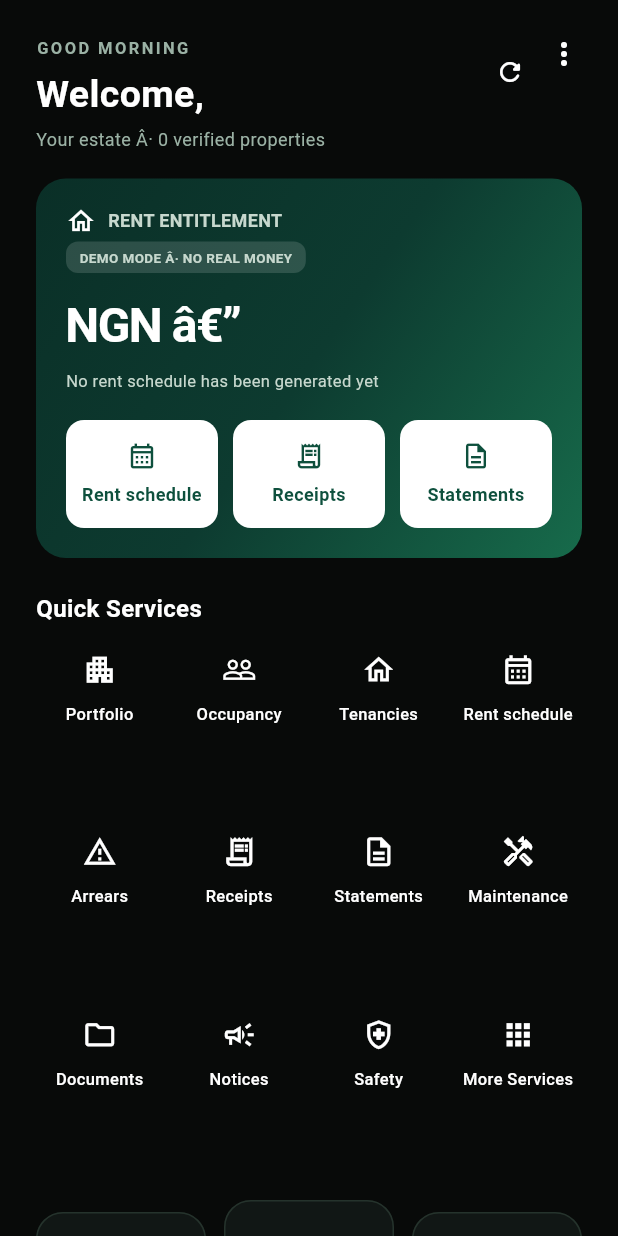
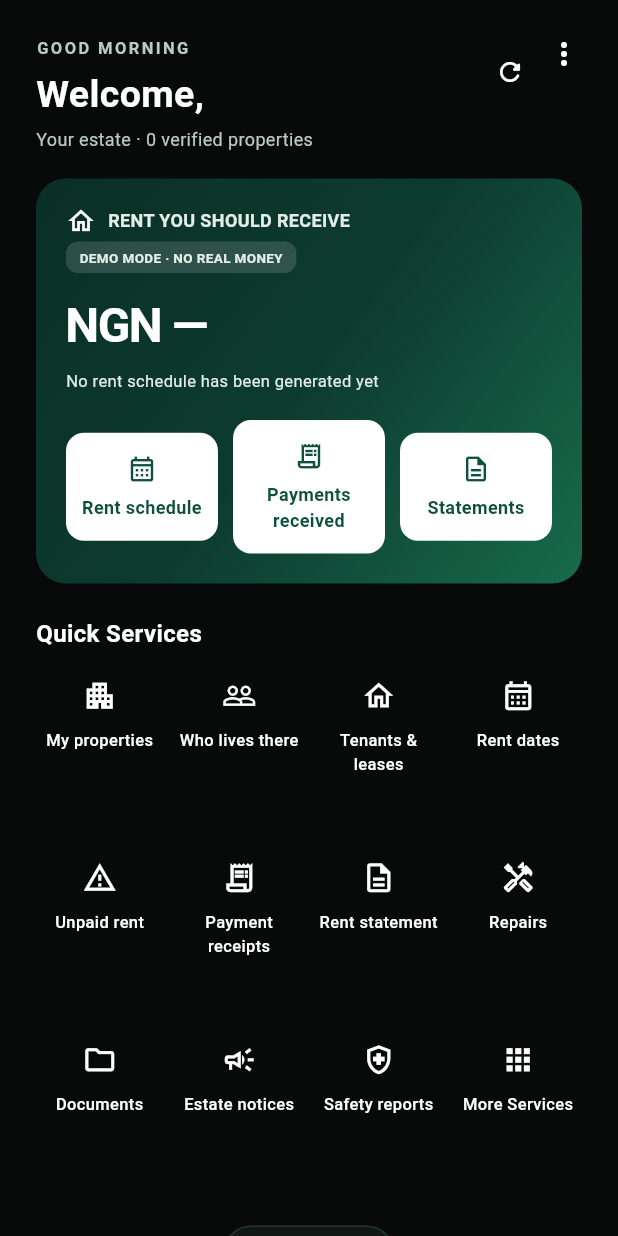
Before and after one commit to gideonogbokiri-blip/estate-management, a Flutter app: the LandlordPortfolioApiPage screen opened directly, on a phone screen of 412 x 824 dp. Run offline on Flutter 3.47's test engine with Material 3 defaults, Android fonts, the phone set to English and light mode, and no system bars; our stand-ins replace file_picker, flutter_secure_storage; missing offline and left inert: dart:html; accounts and stored records are empty; network calls fail.

Commit message:
Plain-language UI labels and fix garbled characters

```diff
--- a/client/lib/core/design/dashboard_design.dart
+++ b/client/lib/core/design/dashboard_design.dart
@@ -10,8 +10,8 @@ class DashboardTokens {
   static const surfaceRaised = Color(0xFF161E1A);
   static const line = Color(0xFF25332C);
   static const text = Color(0xFFFFFFFF);
-  static const muted = Color(0xFF9BB2A5);
-  static const mutedStrong = Color(0xFFC7D8CE);
+  static const muted = Color(0xFFB9CBC1);
+  static const mutedStrong = Color(0xFFE2EDE6);
   static const greenDeep = Color(0xFF0A2F27);
   static const greenMid = Color(0xFF0D3B30);
   static const green = Color(0xFF176B4B);
@@ -131,6 +131,7 @@ class DashboardHero extends StatelessWidget {
     this.caption,
     this.badge,
     this.onSettings,
+    this.helper,
     this.cardIcon = Icons.account_balance_wallet_outlined,
   });
 
@@ -140,6 +141,7 @@ class DashboardHero extends StatelessWidget {
   final String? caption;
   final String? badge;
   final VoidCallback? onSettings;
+  final String? helper;
   final IconData cardIcon;
 
   @override
@@ -212,6 +214,17 @@ class DashboardHero extends StatelessWidget {
               style: const TextStyle(
                 color: DashboardTokens.mutedStrong,
                 fontSize: 11,
+              ),
+            ),
+          ],
+          if (helper != null) ...[
+            const SizedBox(height: 10),
+            Text(
+              helper!,
+              style: const TextStyle(
+                color: DashboardTokens.mutedStrong,
+                fontSize: 11,
+                height: 1.35,
               ),
             ),
           ],
--- a/client/lib/features/landlord/presentation/landlord_portfolio_api_page.dart
+++ b/client/lib/features/landlord/presentation/landlord_portfolio_api_page.dart
@@ -141,7 +141,7 @@ class _LandlordPortfolioApiPageState extends State<LandlordPortfolioApiPage> {
         DashboardGreeting(
           period: _greetingPeriod(),
           title: 'Welcome, ${_account?.displayName.split(' ').first ?? 'Landlord'}',
-          subtitle: '${_estate?.name ?? 'Your estate'} Â· ${_portfolio.length} verified propert${_portfolio.length == 1 ? 'y' : 'ies'}',
+          subtitle: '${_estate?.name ?? 'Your estate'} · ${_portfolio.length} verified propert${_portfolio.length == 1 ? 'y' : 'ies'}',
           trailing: [
             IconButton(
               tooltip: 'Refresh',
@@ -160,15 +160,15 @@ class _LandlordPortfolioApiPageState extends State<LandlordPortfolioApiPage> {
         ),
         const SizedBox(height: 18),
         DashboardHero(
-          label: 'RENT ENTITLEMENT',
+          label: 'RENT YOU SHOULD RECEIVE',
           amount: entitlement == null
-              ? 'NGN â€”'
+              ? 'NGN —'
               : 'NGN ${_formatMoney(entitlement.entitlement)}',
           caption: entitlement == null
               ? 'No rent schedule has been generated yet'
-              : 'Collected NGN ${_formatMoney(entitlement.collected)} Â· '
+              : 'Collected NGN ${_formatMoney(entitlement.collected)} · '
                   'Outstanding NGN ${_formatMoney(entitlement.outstanding)}',
-          badge: 'DEMO MODE Â· NO REAL MONEY',
+          badge: 'DEMO MODE · NO REAL MONEY',
           cardIcon: Icons.home_outlined,
           actions: [
             DashboardHeroAction(
@@ -178,7 +178,7 @@ class _LandlordPortfolioApiPageState extends State<LandlordPortfolioApiPage> {
             ),
             DashboardHeroAction(
               icon: Icons.receipt_long_outlined,
-              label: 'Receipts',
+              label: 'Payments received',
               onTap: () => _openLandlordService('receipts'),
             ),
             DashboardHeroAction(
@@ -373,7 +373,7 @@ class _LandlordPortfolioApiPageState extends State<LandlordPortfolioApiPage> {
       TextFormField(controller: _password, obscureText: true, decoration: const InputDecoration(labelText: 'Password', prefixIcon: Icon(Icons.lock_outline_rounded)), validator: (value) => value == null || value.isEmpty ? 'Enter your password.' : null),
       if (_error != null) ...[const SizedBox(height: 12), Text(_error!, style: const TextStyle(color: EstateColors.red))],
       const SizedBox(height: 18),
-      FilledButton(onPressed: _busy ? null : _signIn, child: Text(_busy ? 'Signing inâ€¦' : 'Sign in')),
+      FilledButton(onPressed: _busy ? null : _signIn, child: Text(_busy ? 'Signing in…' : 'Sign in')),
     ])))))))),
   ]));
 }
@@ -388,7 +388,7 @@ class _PropertyCard extends StatelessWidget {
     return Card(margin: const EdgeInsets.only(bottom: 10), child: ListTile(
     contentPadding: const EdgeInsets.symmetric(horizontal: 18, vertical: 10),
     leading: const CircleAvatar(backgroundColor: DashboardTokens.surfaceRaised, child: Icon(Icons.home_work_outlined, color: DashboardTokens.greenLeaf)),
-    title: Text('${record.propertyCode} Â· ${record.propertyType}', style: const TextStyle(fontWeight: FontWeight.w700)),
+    title: Text('${record.propertyCode} · ${record.propertyType}', style: const TextStyle(fontWeight: FontWeight.w700)),
     subtitle: Padding(padding: const EdgeInsets.only(top: 5), child: Text([
       if (record.unitNumber != null) record.unitNumber!,
       if (record.address != null) record.address!,
@@ -396,7 +396,7 @@ class _PropertyCard extends StatelessWidget {
       record.occupancyCount == 0 ? 'No current occupants recorded' : '${record.occupancyCount} current occupant${record.occupancyCount == 1 ? '' : 's'}',
       if (tenancy != null) 'Tenant: ${tenancy['tenantDisplayName'] ?? 'Current tenant'}',
       if (rent != null) 'Agreed rent: ${rent['currency']} ${rent['amount']} / ${rent['frequency']}',
-    ].join(' Â· '))),
+    ].join(' · '))),
     trailing: const Icon(Icons.chevron_right_rounded, color: EstateColors.muted),
     ));
   }
@@ -423,7 +423,7 @@ class _LandlordMaintenanceCard extends StatelessWidget {
           const SizedBox(height: 8),
           Text(record.propertyLabel, style: const TextStyle(fontWeight: FontWeight.w700)),
           const SizedBox(height: 4),
-          Text('${record.category} Â· ${record.priority} Â· ${_dateLabel(record.submittedAt)}', style: const TextStyle(color: EstateColors.muted, fontSize: 12)),
+          Text('${record.category} · ${record.priority} · ${_dateLabel(record.submittedAt)}', style: const TextStyle(color: EstateColors.muted, fontSize: 12)),
           const SizedBox(height: 9),
           Text(record.description, style: const TextStyle(height: 1.45)),
           if (record.residentVisibleUpdates.isNotEmpty) ...[
@@ -432,7 +432,7 @@ class _LandlordMaintenanceCard extends StatelessWidget {
             const SizedBox(height: 5),
             ...record.residentVisibleUpdates.map((update) => Padding(
               padding: const EdgeInsets.only(top: 5),
-              child: Text('${_dateLabel(update.occurredAt)} Â· ${update.body}', style: const TextStyle(color: EstateColors.muted, height: 1.4, fontSize: 12)),
+              child: Text('${_dateLabel(update.occurredAt)} · ${update.body}', style: const TextStyle(color: EstateColors.muted, height: 1.4, fontSize: 12)),
             )),
           ],
         ],
--- a/client/lib/features/landlord/presentation/landlord_service_pages.dart
+++ b/client/lib/features/landlord/presentation/landlord_service_pages.dart
@@ -47,14 +47,14 @@ class LandlordService {
 List<LandlordService> landlordServices() => [
       LandlordService(
         id: 'portfolio',
-        label: 'Portfolio',
-        description: 'Properties with a verified ownership interest.',
+        label: 'My properties',
+        description: 'The properties the estate has confirmed you own.',
         icon: Icons.apartment_outlined,
         loader: (c) async {
           final rows = await c.repository.loadLandlordPortfolio(c.estateId);
           return rows.map((row) => LandlordRow(
-                title: '${row.propertyCode} Â· ${row.propertyType}',
-                subtitle: '${row.ownershipShare}% ownership Â· ${row.occupancyCount} occupant(s)',
+                title: '${row.propertyCode} · ${row.propertyType}',
+                subtitle: '${row.ownershipShare}% ownership · ${row.occupancyCount} occupant(s)',
                 trailing: row.unitNumber ?? '',
                 icon: Icons.home_work_outlined,
               )).toList();
@@ -62,13 +62,13 @@ List<LandlordService> landlordServices() => [
       ),
       LandlordService(
         id: 'occupancy',
-        label: 'Occupancy',
-        description: 'Current occupancy across your verified properties.',
+        label: 'Who lives there',
+        description: 'See which of your properties are occupied right now.',
         icon: Icons.people_outline,
         loader: (c) async {
           final rows = await c.repository.loadLandlordPortfolio(c.estateId);
           return rows.map((row) => LandlordRow(
-                title: '${row.propertyCode} Â· ${row.occupancyCount == 0 ? 'Vacant' : 'Occupied'}',
+                title: '${row.propertyCode} · ${row.occupancyCount == 0 ? 'Vacant' : 'Occupied'}',
                 subtitle: row.occupancyCount == 0
                     ? 'No current occupants recorded'
                     : '${row.occupancyCount} current occupant(s)',
@@ -78,8 +78,8 @@ List<LandlordService> landlordServices() => [
       ),
       LandlordService(
         id: 'tenancies',
-        label: 'Tenancies',
-        description: 'Approved tenancies and agreed rent for your properties.',
+        label: 'Tenants & leases',
+        description: 'Your tenants, their lease terms, and the rent you agreed.',
         icon: Icons.home_outlined,
         loader: (c) async {
           final rows = await c.repository.loadLandlordPortfolio(c.estateId);
@@ -87,7 +87,7 @@ List<LandlordService> landlordServices() => [
             final tenancy = row.currentTenancy!;
             final rent = tenancy['rent'] as Map<String, dynamic>?;
             return LandlordRow(
-              title: '${row.propertyCode} Â· ${tenancy['tenantDisplayName'] ?? 'Tenant'}',
+              title: '${row.propertyCode} · ${tenancy['tenantDisplayName'] ?? 'Tenant'}',
               subtitle: rent == null
                   ? 'Agreed rent not available'
                   : 'Agreed ${rent['currency']} ${rent['amount']} / ${rent['frequency']}',
@@ -98,14 +98,14 @@ List<LandlordService> landlordServices() => [
       ),
       LandlordService(
         id: 'rent-schedule',
-        label: 'Rent schedule',
-        description: 'Installments generated from approved tenancies.',
+        label: 'Rent dates',
+        description: 'The dates rent is due and how much is expected.',
         icon: Icons.calendar_month_outlined,
         loader: (c) async {
           final rows = await c.repository.loadRentSchedule(c.estateId);
           return rows.map((row) => LandlordRow(
-                title: '${row.currency} ${row.amount} Â· ${row.status}',
-                subtitle: '${row.periodStart} â€“ ${row.periodEnd} Â· due ${row.dueDate}',
+                title: '${row.currency} ${row.amount} · ${row.status}',
+                subtitle: '${row.periodStart} – ${row.periodEnd} · due ${row.dueDate}',
                 trailing: row.balance,
                 icon: Icons.calendar_month_outlined,
               )).toList();
@@ -113,22 +113,22 @@ List<LandlordService> landlordServices() => [
       ),
       LandlordService(
         id: 'arrears',
-        label: 'Arrears',
-        description: 'Rent installments with an outstanding balance.',
+        label: 'Unpaid rent',
+        description: 'Rent that is still unpaid, including anything overdue.',
         icon: Icons.warning_amber_outlined,
         loader: (c) async {
           final rows = await c.repository.loadRentSchedule(c.estateId);
           return rows.where((row) => row.balance != '0' && double.tryParse(row.balance) != 0).map((row) => LandlordRow(
                 title: '${row.currency} ${row.balance} outstanding',
-                subtitle: 'Due ${row.dueDate}${row.isOverdue ? ' Â· overdue' : ''}',
+                subtitle: 'Due ${row.dueDate}${row.isOverdue ? ' · overdue' : ''}',
                 icon: Icons.warning_amber_outlined,
               )).toList();
         },
       ),
       LandlordService(
         id: 'receipts',
-        label: 'Receipts',
-        description: 'Receipts recorded against rent installments.',
+        label: 'Payment receipts',
+        description: 'Proof of rent that has already been collected.',
         icon: Icons.receipt_long_outlined,
         loader: (c) async {
           final rows = await c.repository.loadRentSchedule(c.estateId);
@@ -136,7 +136,7 @@ List<LandlordService> landlordServices() => [
           return receipts.map((receipt) {
             final map = receipt as Map<String, dynamic>;
             return LandlordRow(
-              title: '${map['receipt'] ?? 'Receipt'} Â· ${map['amount'] ?? ''}',
+              title: '${map['receipt'] ?? 'Receipt'} · ${map['amount'] ?? ''}',
               subtitle: 'Reference ${map['reference'] ?? ''}',
               icon: Icons.receipt_long_outlined,
             );
@@ -145,15 +145,15 @@ List<LandlordService> landlordServices() => [
       ),
       LandlordService(
         id: 'statements',
-        label: 'Statements',
-        description: 'Entitlement, collections and outstanding rent.',
+        label: 'Rent statement',
+        description: 'A simple summary of rent owed, collected and still due.',
         icon: Icons.description_outlined,
         loader: (c) async {
           final rows = await c.repository.loadLandlordRentSummary(c.estateId);
           return rows.map((row) => LandlordRow(
                 title: row.payeeName,
-                subtitle: 'Entitlement ${AppFormat.money(row.entitlement)} Â· '
-                    'Collected ${AppFormat.money(row.collected)}',
+                subtitle: 'You should receive ${AppFormat.money(row.entitlement)} · '
+                    'Already collected ${AppFormat.money(row.collected)}',
                 trailing: '${AppFormat.money(row.outstanding)} due',
                 icon: Icons.description_outlined,
               )).toList();
@@ -161,14 +161,14 @@ List<LandlordService> landlordServices() => [
       ),
       LandlordService(
         id: 'maintenance',
-        label: 'Maintenance',
-        description: 'Resident repairs for your verified properties.',
+        label: 'Repairs',
+        description: 'Repair requests from residents in your properties.',
         icon: Icons.handyman_outlined,
         loader: (c) async {
           final rows = await c.repository.loadMyLandlordPropertyMaintenance();
           return rows.map((row) => LandlordRow(
                 title: row.reference,
-                subtitle: '${row.propertyLabel} Â· ${row.category} Â· ${row.status}',
+                subtitle: '${row.propertyLabel} · ${row.category} · ${row.status}',
                 icon: Icons.handyman_outlined,
               )).toList();
         },
@@ -176,7 +176,7 @@ List<LandlordService> landlordServices() => [
       LandlordService(
         id: 'documents',
         label: 'Documents',
-        description: 'Property and tenancy documents.',
+        description: 'Where to find or request your property papers.',
         icon: Icons.folder_outlined,
         loader: (c) async => [
               const LandlordRow(
@@ -193,8 +193,8 @@ List<LandlordService> landlordServices() => [
       ),
       LandlordService(
         id: 'notices',
-        label: 'Notices',
-        description: 'Estate announcements relevant to owners.',
+        label: 'Estate notices',
+        description: 'News and notices from your estate.',
         icon: Icons.campaign_outlined,
         loader: (c) async {
           final rows = await c.repository.loadEstateAnnouncements(c.estateId);
@@ -207,14 +207,14 @@ List<LandlordService> landlordServices() => [
       ),
       LandlordService(
         id: 'safety',
-        label: 'Safety',
-        description: 'Safety and incident reports for your properties.',
+        label: 'Safety reports',
+        description: 'Reports about safety issues in your properties.',
         icon: Icons.health_and_safety_outlined,
         loader: (c) async {
           final rows = await c.repository.loadSecurityIncidents(c.estateId);
           return rows.map((row) => LandlordRow(
                 title: row.reference,
-                subtitle: '${row.category} Â· ${row.status}',
+                subtitle: '${row.category} · ${row.status}',
                 icon: Icons.health_and_safety_outlined,
               )).toList();
         },
@@ -283,7 +283,7 @@ class _LandlordServicePageState extends State<LandlordServicePage> {
   Widget build(BuildContext context) {
     return ServicePageScaffold(
       title: widget.service.label,
-      description: '${widget.serviceContext.estateName} Â· ${widget.service.description}',
+      description: '${widget.serviceContext.estateName} · ${widget.service.description}',
       icon: widget.service.icon,
       onRefresh: _load,
       child: _loading
@@ -319,7 +319,7 @@ class LandlordMoreServicesPage extends StatelessWidget {
   Widget build(BuildContext context) {
     return ServicePageScaffold(
       title: 'More Services',
-      description: '${serviceContext.estateName} Â· Every landlord service in one place.',
+      description: '${serviceContext.estateName} · Every landlord service in one place.',
       icon: Icons.apps_outlined,
       child: DashboardQuickServices(
         services: landlordServices()
```
Also changed, not shown: client/lib/core/design/service_page_scaffold.dart (+39 -0 lines), client/lib/features/admin/presentation/estate_manager_dashboard_api_page.dart (+14 -14 lines), client/lib/features/admin/presentation/manager_service_pages.dart (+7 -7 lines), client/lib/features/resident/presentation/resident_home_api_page.dart (+29 -27 lines), client/lib/features/services/presentation/resident_service_pages.dart (+30 -30 lines), 9 other files.
